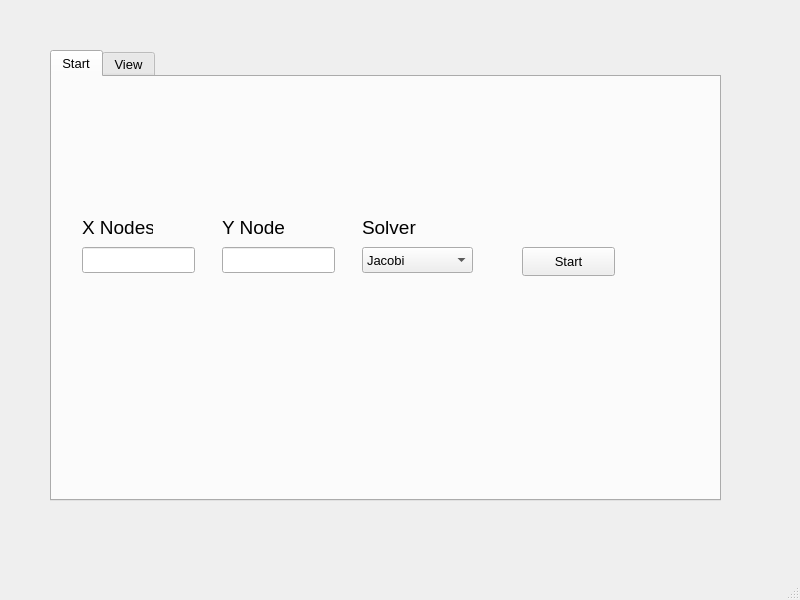
koich-dd/PDE-Solver, file src/mainwindow.ui: the form before one commit.
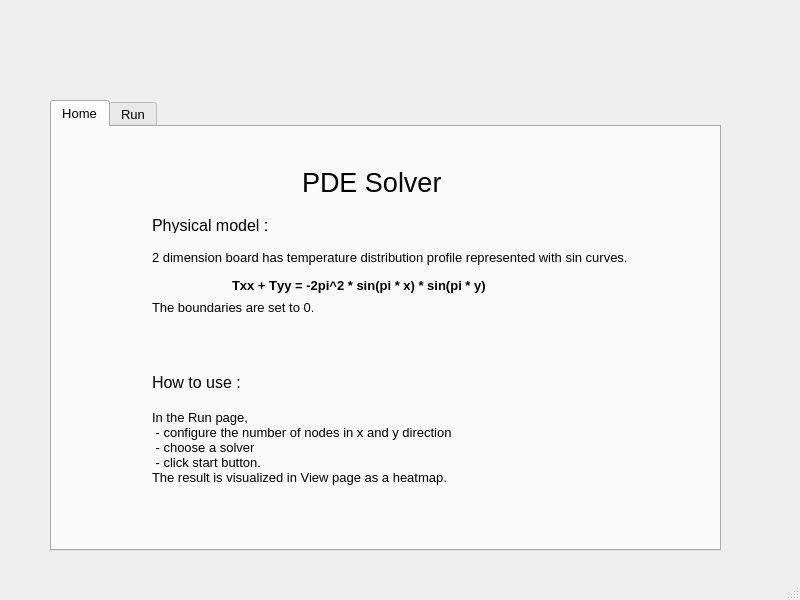
The form after the commit. The open tabs and pages were chosen to show the change.

```diff
--- a/src/mainwindow.ui
+++ b/src/mainwindow.ui
@@ -18,7 +18,7 @@
     <property name="geometry">
      <rect>
       <x>50</x>
-      <y>50</y>
+      <y>100</y>
       <width>671</width>
       <height>451</height>
      </rect>
@@ -33,13 +33,164 @@
     </property>
     <widget class="QWidget" name="tab">
      <attribute name="title">
-      <string>Start</string>
+      <string>Home</string>
      </attribute>
+     <widget class="QLabel" name="label_4">
+      <property name="geometry">
+       <rect>
+        <x>250</x>
+        <y>30</y>
+        <width>141</width>
+        <height>51</height>
+       </rect>
+      </property>
+      <property name="font">
+       <font>
+        <pointsize>20</pointsize>
+       </font>
+      </property>
+      <property name="text">
+       <string>PDE Solver</string>
+      </property>
+     </widget>
+     <widget class="QLabel" name="label_5">
+      <property name="geometry">
+       <rect>
+        <x>100</x>
+        <y>110</y>
+        <width>501</width>
+        <height>41</height>
+       </rect>
+      </property>
+      <property name="text">
+       <string>2 dimension board has temperature distribution profile represented with sin curves.   </string>
+      </property>
+     </widget>
+     <widget class="QLabel" name="label_6">
+      <property name="geometry">
+       <rect>
+        <x>180</x>
+        <y>150</y>
+        <width>291</width>
+        <height>16</height>
+       </rect>
+      </property>
+      <property name="font">
+       <font>
+        <pointsize>10</pointsize>
+        <weight>75</weight>
+        <bold>true</bold>
+        <kerning>false</kerning>
+       </font>
+      </property>
+      <property name="text">
+       <string>Txx + Tyy = -2pi^2 * sin(pi * x) * sin(pi * y)</string>
+      </property>
+     </widget>
+     <widget class="QLabel" name="label_7">
+      <property name="geometry">
+       <rect>
+        <x>100</x>
+        <y>170</y>
+        <width>351</width>
+        <height>21</height>
+       </rect>
+      </property>
+      <property name="text">
+       <string>The boundaries are set to 0.</string>
+      </property>
+     </widget>
+     <widget class="QLabel" name="label_8">
+      <property name="geometry">
+       <rect>
+        <x>100</x>
+        <y>90</y>
+        <width>121</width>
+        <height>16</height>
+       </rect>
+      </property>
+      <property name="font">
+       <font>
+        <pointsize>12</pointsize>
+       </font>
+      </property>
+      <property name="text">
+       <string>Physical model :</string>
+      </property>
+     </widget>
+     <widget class="QLabel" name="label_9">
+      <property name="geometry">
+       <rect>
+        <x>100</x>
+        <y>240</y>
+        <width>121</width>
+        <height>31</height>
+       </rect>
+      </property>
+      <property name="font">
+       <font>
+        <pointsize>12</pointsize>
+       </font>
+      </property>
+      <property name="text">
+       <string>How to use :</string>
+      </property>
+     </widget>
+     <widget class="QLabel" name="label_10">
+      <property name="geometry">
+       <rect>
+        <x>100</x>
+        <y>280</y>
+        <width>431</width>
+        <height>81</height>
+       </rect>
+      </property>
+      <property name="text">
+       <string>In the Run page, 
+ - configure the number of nodes in x and y direction 
+ - choose a solver
+ - click start button.
+The result is visualized in View page as a heatmap.</string>
+      </property>
+     </widget>
+    </widget>
+    <widget class="QWidget" name="tab_2">
+     <attribute name="title">
+      <string>Run</string>
+     </attribute>
+     <widget class="QLabel" name="label_3">
+      <property name="geometry">
+       <rect>
+        <x>350</x>
+        <y>160</y>
+        <width>63</width>
+        <height>20</height>
+       </rect>
+      </property>
+      <property name="font">
+       <font>
+        <pointsize>14</pointsize>
+       </font>
+      </property>
+      <property name="text">
+       <string>Solver</string>
+      </property>
+     </widget>
+     <widget class="QLineEdit" name="lineEdit">
+      <property name="geometry">
+       <rect>
+        <x>70</x>
+        <y>190</y>
+        <width>113</width>
+        <height>26</height>
+       </rect>
+      </property>
+     </widget>
      <widget class="QPushButton" name="pushButton">
       <property name="geometry">
        <rect>
-        <x>470</x>
-        <y>170</y>
+        <x>510</x>
+        <y>190</y>
         <width>93</width>
         <height>29</height>
        </rect>
@@ -48,22 +199,12 @@
        <string>Start</string>
       </property>
      </widget>
-     <widget class="QLineEdit" name="lineEdit">
-      <property name="geometry">
-       <rect>
-        <x>30</x>
-        <y>170</y>
-        <width>113</width>
-        <height>26</height>
-       </rect>
-      </property>
-     </widget>
      <widget class="QLabel" name="label_2">
       <property name="geometry">
        <rect>
-        <x>170</x>
-        <y>140</y>
-        <width>63</width>
+        <x>210</x>
+        <y>160</y>
+        <width>81</width>
         <height>20</height>
        </rect>
       </property>
@@ -79,8 +220,8 @@
      <widget class="QLineEdit" name="lineEdit_2">
       <property name="geometry">
        <rect>
-        <x>170</x>
-        <y>170</y>
+        <x>210</x>
+        <y>190</y>
         <width>113</width>
         <height>26</height>
        </rect>
@@ -89,8 +230,8 @@
      <widget class="QComboBox" name="comboBox">
       <property name="geometry">
        <rect>
-        <x>310</x>
-        <y>170</y>
+        <x>350</x>
+        <y>190</y>
         <width>111</width>
         <height>26</height>
        </rect>
@@ -109,8 +250,8 @@
      <widget class="QLabel" name="label">
       <property name="geometry">
        <rect>
-        <x>30</x>
-        <y>140</y>
+        <x>70</x>
+        <y>160</y>
         <width>71</width>
         <height>21</height>
        </rect>
@@ -124,29 +265,6 @@
        <string>X Nodes</string>
       </property>
      </widget>
-     <widget class="QLabel" name="label_3">
-      <property name="geometry">
-       <rect>
-        <x>310</x>
-        <y>140</y>
-        <width>63</width>
-        <height>20</height>
-       </rect>
-      </property>
-      <property name="font">
-       <font>
-        <pointsize>14</pointsize>
-       </font>
-      </property>
-      <property name="text">
-       <string>Solver</string>
-      </property>
-     </widget>
-    </widget>
-    <widget class="QWidget" name="tab_2">
-     <attribute name="title">
-      <string>View</string>
-     </attribute>
     </widget>
    </widget>
   </widget>
```
Left out of the diff: 2 changed lines with no effect on the pictures.
